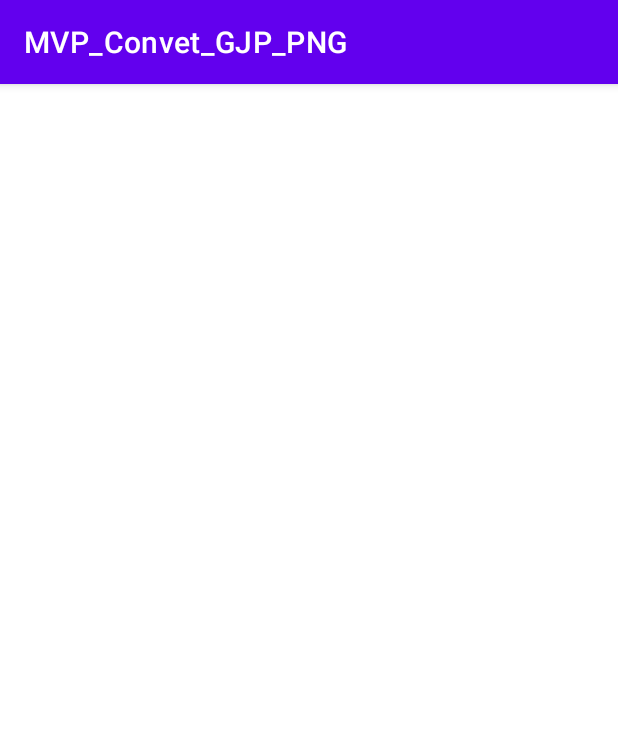
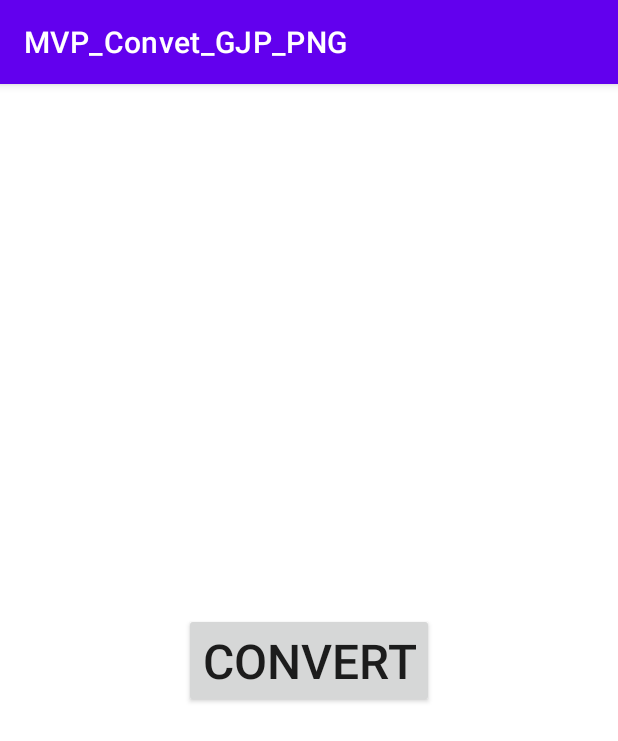
Before and after one commit to streych/MVPConvetJPGtoPNG, an Android app: the screen it shows after launch (MainActivity), on a phone screen of 412 x 824 dp. Shown: the top 741 px of the screen. Run offline under Robolectric (Android 15) with nearby library versions, the phone set to English and light mode, and no system bars.

Commit message:
add btn convert

```diff
--- a/app/src/main/res/layout/activity_main.xml
+++ b/app/src/main/res/layout/activity_main.xml
@@ -6,6 +6,15 @@
     android:layout_height="match_parent"
     tools:context=".MainActivity">
 
-
+    <androidx.appcompat.widget.AppCompatButton
+        android:id="@+id/Convert_JPG_To_PNG"
+        android:layout_width="wrap_content"
+        android:layout_height="wrap_content"
+        android:text="@string/convert"
+        android:textSize="@dimen/text_bConvert"
+        app:layout_constraintBottom_toBottomOf="parent"
+        app:layout_constraintLeft_toLeftOf="parent"
+        app:layout_constraintRight_toRightOf="parent"
+        app:layout_constraintTop_toTopOf="parent" />
 
 </androidx.constraintlayout.widget.ConstraintLayout>
```
